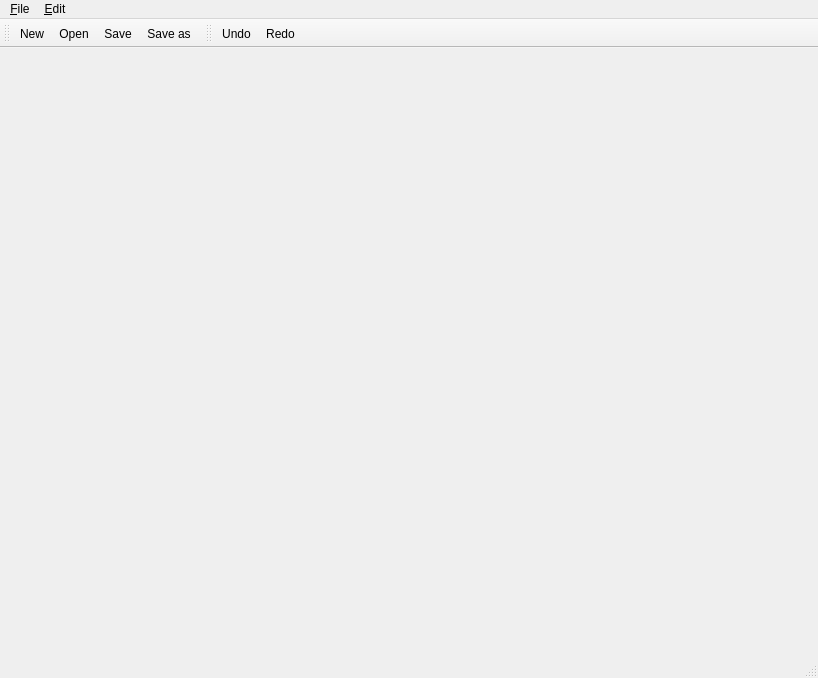
The window that bipcomposer/gui/generated/MainWindow.ui (Morwenn/BipComposer) describes before a commit, drawn with Qt 5.
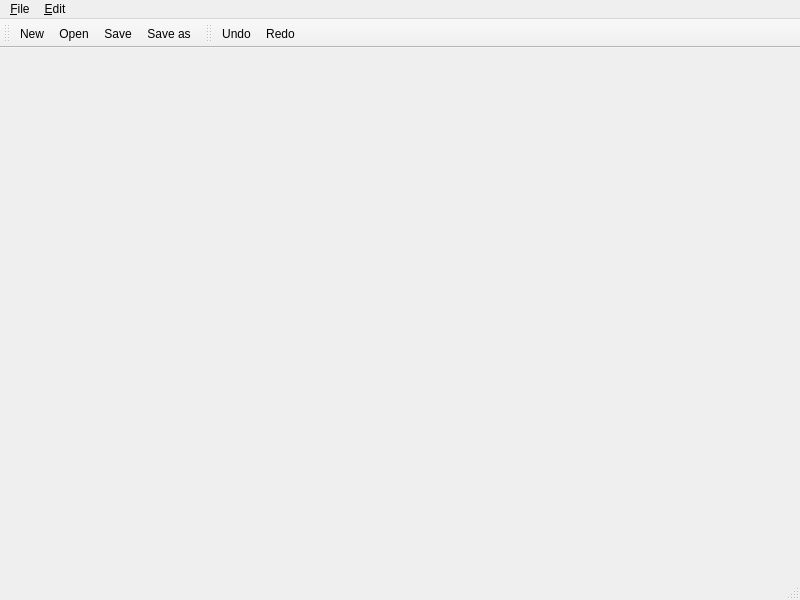
The same window after the commit. Icons and pictures are not drawn.

Commit message: Come back to 800x600 window.

Diff of the .ui file:
```diff
--- a/bipcomposer/gui/generated/MainWindow.ui
+++ b/bipcomposer/gui/generated/MainWindow.ui
@@ -6,8 +6,8 @@
    <rect>
     <x>0</x>
     <y>0</y>
-    <width>818</width>
-    <height>678</height>
+    <width>800</width>
+    <height>600</height>
    </rect>
   </property>
   <property name="windowTitle">
@@ -39,7 +39,7 @@
     <rect>
      <x>0</x>
      <y>0</y>
-     <width>818</width>
+     <width>800</width>
      <height>18</height>
     </rect>
    </property>
```
The commit also changes 1 other file.
